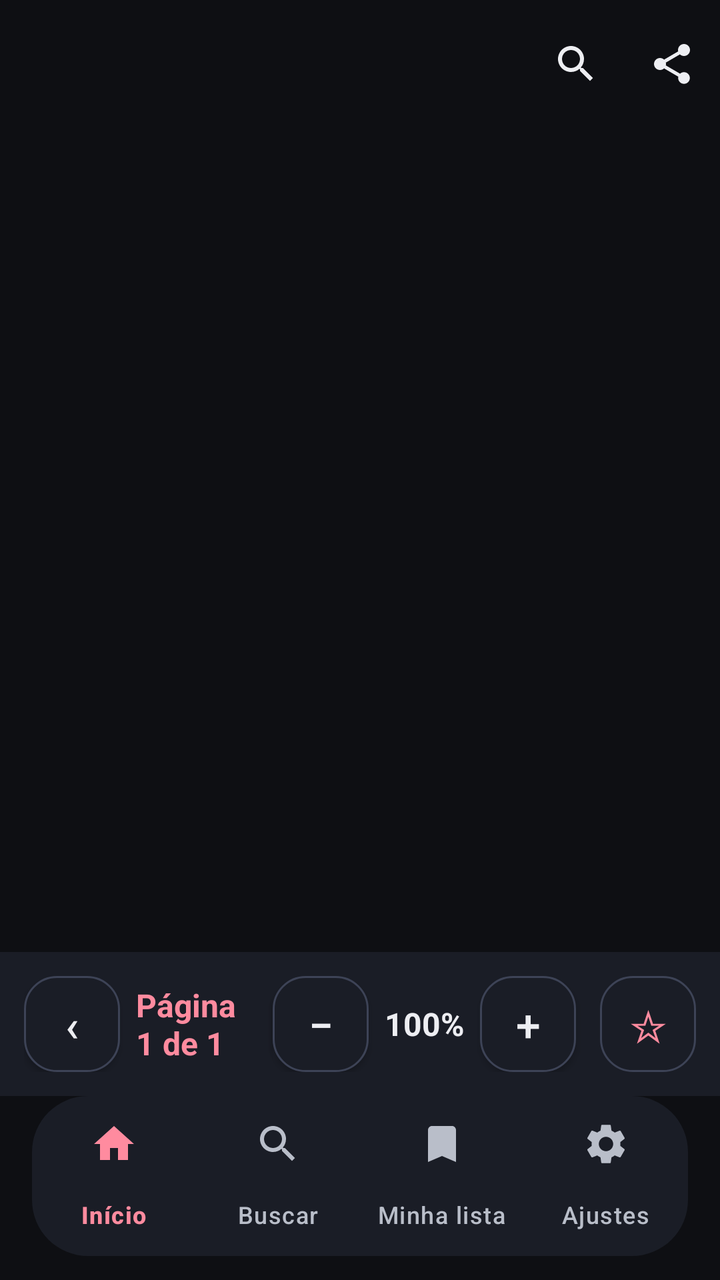
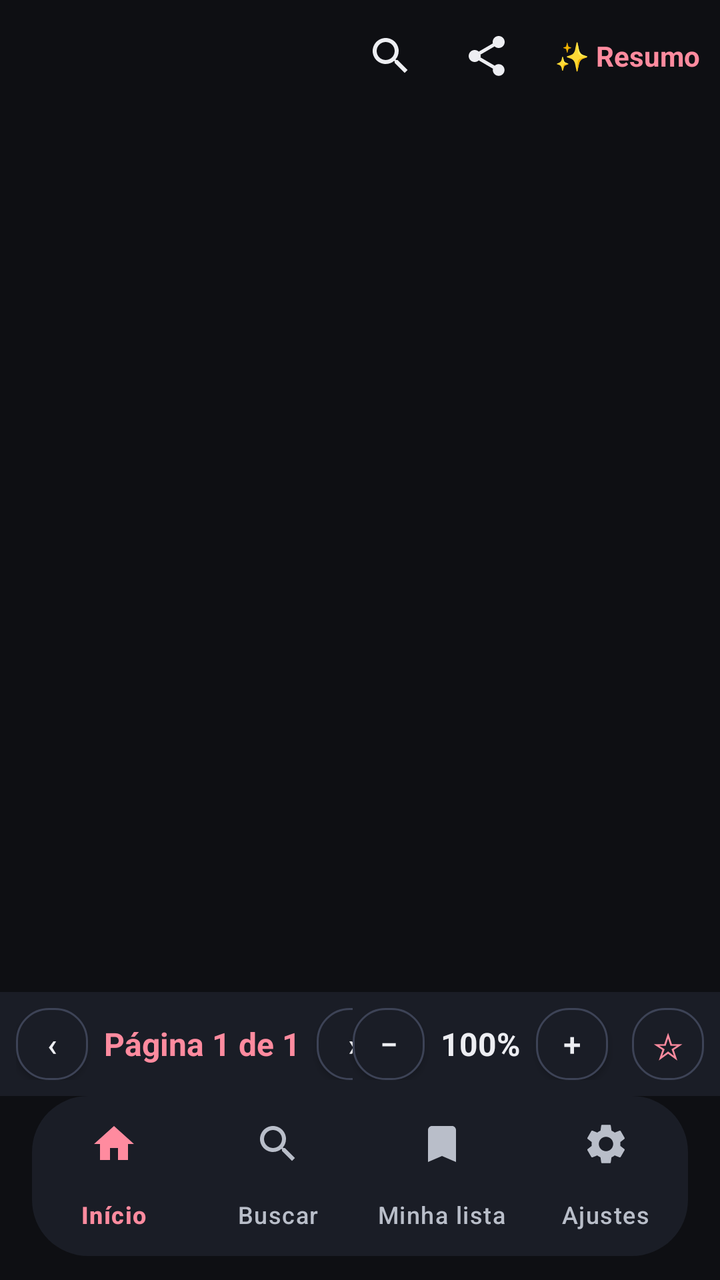

Screens rendered from an Android XML layout before and after an edit, with the pre-edit source and the edit as a unified diff.
<!-- AndroidManifest.xml: application theme Theme.Meggy -->
<!-- res/layout/activity_pdf_reader.xml -->
<?xml version="1.0" encoding="utf-8"?>
<LinearLayout xmlns:android="http://schemas.android.com/apk/res/android"
    xmlns:app="http://schemas.android.com/apk/res-auto"
    android:layout_width="match_parent"
    android:layout_height="match_parent"
    android:background="@color/md_background"
    android:orientation="vertical">

    <com.google.android.material.appbar.MaterialToolbar
        android:id="@+id/toolbar"
        android:layout_width="match_parent"
        android:layout_height="64dp"
        android:background="@color/md_background"
        android:elevation="0dp"
        app:navigationIconTint="@color/md_primary"
        app:titleTextAppearance="@style/TextAppearance.Material3.TitleLarge"
        app:titleTextColor="@color/md_on_surface">

        <LinearLayout
            android:layout_width="wrap_content"
            android:layout_height="match_parent"
            android:layout_gravity="end"
            android:gravity="center_vertical"
            android:orientation="horizontal">

            <ImageView
                android:id="@+id/btnSearch"
                android:layout_width="48dp"
                android:layout_height="48dp"
                android:clickable="true"
                android:contentDescription="Buscar no texto"
                android:focusable="true"
                android:padding="12dp"
                android:src="@drawable/ic_search"
                android:tint="@color/md_on_surface" />

            <ImageView
                android:id="@+id/btnShare"
                android:layout_width="48dp"
                android:layout_height="48dp"
                android:clickable="true"
                android:contentDescription="Compartilhar"
                android:focusable="true"
                android:padding="12dp"
                android:src="@drawable/ic_share"
                android:tint="@color/md_on_surface" />
        </LinearLayout>
    </com.google.android.material.appbar.MaterialToolbar>

    
    <LinearLayout
        android:id="@+id/searchBar"
        android:layout_width="match_parent"
        android:layout_height="wrap_content"
        android:gravity="center_vertical"
        android:orientation="horizontal"
        android:paddingHorizontal="@dimen/content_margin"
        android:paddingVertical="@dimen/spacing_sm"
        android:visibility="gone">

        <com.google.android.material.textfield.TextInputLayout
            android:layout_width="0dp"
            android:layout_height="wrap_content"
            android:layout_weight="1"
            app:boxBackgroundColor="@color/md_surface_container"
            app:boxCornerRadiusTopStart="28dp"
            app:boxCornerRadiusTopEnd="28dp"
            app:boxCornerRadiusBottomStart="28dp"
            app:boxCornerRadiusBottomEnd="28dp"
            app:boxStrokeWidth="0dp">

            <com.google.android.material.textfield.TextInputEditText
                android:id="@+id/searchInput"
                android:layout_width="match_parent"
                android:layout_height="wrap_content"
                android:hint="Buscar no texto…"
                android:imeOptions="actionSearch"
                android:inputType="text"
                android:textColor="@color/md_on_surface"
                android:textColorHint="@color/md_on_surface_variant"
                android:textSize="@dimen/text_card_subtitle" />
        </com.google.android.material.textfield.TextInputLayout>

        <TextView
            android:id="@+id/searchCount"
            android:layout_width="wrap_content"
            android:layout_height="wrap_content"
            android:layout_marginStart="@dimen/spacing_sm"
            android:textColor="@color/md_on_surface_variant"
            android:textSize="@dimen/text_card_subtitle" />

        <androidx.appcompat.widget.AppCompatButton
            android:id="@+id/btnSearchPrev"
            android:layout_width="48dp"
            android:layout_height="48dp"
            android:background="@drawable/chip_outline"
            android:focusable="true"
            android:text="‹"
            android:textColor="@color/md_on_surface"
            android:textSize="20sp" />

        <androidx.appcompat.widget.AppCompatButton
            android:id="@+id/btnSearchNext"
            android:layout_width="48dp"
            android:layout_height="48dp"
            android:layout_marginStart="@dimen/spacing_xs"
            android:background="@drawable/chip_outline"
            android:focusable="true"
            android:text="›"
            android:textColor="@color/md_on_surface"
            android:textSize="20sp" />
    </LinearLayout>

    
    <HorizontalScrollView
        android:id="@+id/pageScrollH"
        android:layout_width="match_parent"
        android:layout_height="0dp"
        android:layout_weight="1"
        android:fillViewport="true"
        android:focusable="true"
        android:scrollbars="none">

        <ScrollView
            android:id="@+id/pageScrollV"
            android:layout_width="wrap_content"
            android:layout_height="match_parent"
            android:fillViewport="true"
            android:focusable="true"
            android:scrollbars="none">

            <FrameLayout
                android:layout_width="wrap_content"
                android:layout_height="wrap_content"
                android:padding="@dimen/spacing_lg">

                <com.google.android.material.card.MaterialCardView
                    android:layout_width="wrap_content"
                    android:layout_height="wrap_content"
                    app:cardCornerRadius="@dimen/radius_md"
                    app:cardElevation="@dimen/elevation_3"
                    app:cardBackgroundColor="@android:color/white">

                    <ImageView
                        android:id="@+id/pageImage"
                        android:layout_width="wrap_content"
                        android:layout_height="wrap_content"
                        android:contentDescription="Página do PDF" />
                </com.google.android.material.card.MaterialCardView>

                <ProgressBar
                    android:id="@+id/loadingView"
                    android:layout_width="wrap_content"
                    android:layout_height="wrap_content"
                    android:layout_gravity="center"
                    android:visibility="gone" />

                <TextView
                    android:id="@+id/errorView"
                    android:layout_width="wrap_content"
                    android:layout_height="wrap_content"
                    android:layout_gravity="center"
                    android:gravity="center"
                    android:textColor="@color/md_on_surface_variant"
                    android:textSize="@dimen/text_detail_body"
                    android:visibility="gone" />
            </FrameLayout>
        </ScrollView>
    </HorizontalScrollView>

    
    <LinearLayout
        android:layout_width="match_parent"
        android:layout_height="wrap_content"
        android:background="@color/md_surface_container"
        android:gravity="center_vertical"
        android:orientation="horizontal"
        android:padding="@dimen/spacing_md">

        <LinearLayout
            android:layout_width="0dp"
            android:layout_height="wrap_content"
            android:layout_weight="1"
            android:gravity="center_vertical"
            android:orientation="horizontal">

            <androidx.appcompat.widget.AppCompatButton
                android:id="@+id/btnPrevPage"
                android:layout_width="48dp"
                android:layout_height="48dp"
                android:background="@drawable/chip_outline"
                android:focusable="true"
                android:text="‹"
                android:textColor="@color/md_on_surface"
                android:textSize="22sp" />

            <TextView
                android:id="@+id/pageLabel"
                android:layout_width="wrap_content"
                android:layout_height="wrap_content"
                android:layout_marginHorizontal="@dimen/spacing_sm"
                android:clickable="true"
                android:focusable="true"
                android:text="Página 1 de 1"
                android:textColor="@color/md_primary"
                android:textSize="@dimen/text_card_title"
                android:textStyle="bold" />

            <androidx.appcompat.widget.AppCompatButton
                android:id="@+id/btnNextPage"
                android:layout_width="48dp"
                android:layout_height="48dp"
                android:background="@drawable/chip_outline"
                android:focusable="true"
                android:text="›"
                android:textColor="@color/md_on_surface"
                android:textSize="22sp" />
        </LinearLayout>

        <androidx.appcompat.widget.AppCompatButton
            android:id="@+id/btnZoomOut"
            android:layout_width="48dp"
            android:layout_height="48dp"
            android:background="@drawable/chip_outline"
            android:focusable="true"
            android:text="−"
            android:textColor="@color/md_on_surface"
            android:textSize="22sp" />

        <TextView
            android:id="@+id/zoomLabel"
            android:layout_width="wrap_content"
            android:layout_height="wrap_content"
            android:layout_marginHorizontal="@dimen/spacing_sm"
            android:text="100%"
            android:textColor="@color/md_on_surface"
            android:textSize="@dimen/text_card_title"
            android:textStyle="bold" />

        <androidx.appcompat.widget.AppCompatButton
            android:id="@+id/btnZoomIn"
            android:layout_width="48dp"
            android:layout_height="48dp"
            android:background="@drawable/chip_outline"
            android:focusable="true"
            android:text="+"
            android:textColor="@color/md_on_surface"
            android:textSize="22sp" />

        <TextView
            android:id="@+id/btnBookmark"
            android:layout_width="48dp"
            android:layout_height="48dp"
            android:layout_marginStart="@dimen/spacing_md"
            android:background="@drawable/chip_outline"
            android:clickable="true"
            android:focusable="true"
            android:gravity="center"
            android:text="☆"
            android:textColor="@color/md_primary"
            android:textSize="22sp" />
    </LinearLayout>

    
    <com.google.android.material.bottomnavigation.BottomNavigationView
        android:id="@+id/bottomNav"
        android:layout_width="match_parent"
        android:layout_height="wrap_content"
        android:layout_marginHorizontal="@dimen/content_margin"
        android:layout_marginBottom="@dimen/spacing_md"
        android:background="@drawable/nav_bar_background"
        android:elevation="@dimen/elevation_3"
        app:itemActiveIndicatorStyle="@style/NavIndicatorPill"
        app:itemIconTint="@color/bottom_nav_item_color"
        app:itemTextColor="@color/bottom_nav_item_color"
        app:labelVisibilityMode="labeled"
        app:menu="@menu/bottom_nav_menu" />
</LinearLayout>
<!-- resources referenced by this layout -->
<resources>
  <color name="md_background">#FF0E0F13</color>
  <color name="md_on_surface">#FFEDEEF2</color>
  <color name="md_on_surface_variant">#FFB9BEC9</color>
  <color name="md_primary">#FFFF8B9F</color>
  <color name="md_surface_container">#FF1A1D26</color>
  <dimen name="content_margin">16dp</dimen>
  <dimen name="elevation_3">3dp</dimen>
  <dimen name="radius_md">12dp</dimen>
  <dimen name="spacing_lg">16dp</dimen>
  <dimen name="spacing_md">12dp</dimen>
  <dimen name="spacing_sm">8dp</dimen>
  <dimen name="spacing_xs">4dp</dimen>
  <dimen name="text_card_subtitle">14sp</dimen>
  <dimen name="text_card_title">16sp</dimen>
  <dimen name="text_detail_body">16sp</dimen>
  <!-- drawable chip_outline (drawable) -->
  <?xml version="1.0" encoding="utf-8"?>
  <shape xmlns:android="http://schemas.android.com/apk/res/android"
      android:shape="rectangle">
      <corners android:radius="16dp" />
      <solid android:color="@color/md_surface_container" />
      <stroke
          android:width="1dp"
          android:color="@color/md_outline" />
  </shape>
  <!-- drawable ic_search (drawable) -->
  <?xml version="1.0" encoding="utf-8"?>
  <vector xmlns:android="http://schemas.android.com/apk/res/android"
      android:width="24dp"
      android:height="24dp"
      android:viewportWidth="24"
      android:viewportHeight="24"
      android:tint="?attr/colorControlNormal">
      <path
          android:fillColor="@android:color/white"
          android:pathData="M15.5,14h-0.79l-0.28,-0.27C15.41,12.59 16,11.11 16,9.5 16,5.91 13.09,3 9.5,3S3,5.91 3,9.5 5.91,16 9.5,16c1.61,0 3.09,-0.59 4.23,-1.57l0.27,0.28v0.79l5,4.99L20.49,19l-4.99,-5zm-6,0C7.01,14 5,11.99 5,9.5S7.01,5 9.5,5 14,7.01 14,9.5 11.99,14 9.5,14z" />
  </vector>
  <!-- drawable nav_bar_background (drawable) -->
  <?xml version="1.0" encoding="utf-8"?>
  <shape xmlns:android="http://schemas.android.com/apk/res/android"
      android:shape="rectangle">
      <corners android:radius="28dp" />
      <solid android:color="@color/md_surface_container" />
  </shape>
  <style name="NavIndicatorPill" parent="Widget.Material3.BottomNavigationView.ActiveIndicator">
          <item name="android:background">@drawable/nav_indicator_pill</item>
      </style>
  <color name="md_outline">#FF3D4356</color>
  <!-- drawable nav_indicator_pill (drawable) -->
  <?xml version="1.0" encoding="utf-8"?>
  <shape xmlns:android="http://schemas.android.com/apk/res/android"
      android:shape="rectangle">
      <corners android:radius="@dimen/radius_pill" />
      <solid android:color="@color/hero_badge_bg" />
  </shape>
  <color name="md_on_primary">#FF2A0A13</color>
  <color name="md_primary_container">#FF3A2029</color>
  <color name="md_on_primary_container">#FFFFD9E0</color>
  <color name="md_secondary">#FFB3A6B0</color>
  <color name="md_on_secondary">#FF221A20</color>
  <color name="md_secondary_container">#FF2B2530</color>
  <color name="md_on_secondary_container">#FFE8DDE6</color>
  <color name="md_surface">#FF14161C</color>
  <color name="md_surface_variant">#FF1E212B</color>
  <color name="md_on_background">#FFEDEEF2</color>
  <color name="md_outline_variant">#FF262A36</color>
  <color name="md_error">#FFCF6679</color>
  <color name="md_on_error">#FF600014</color>
  <style name="Widget.Meggy.CardView" parent="Widget.Material3.CardView.Filled">
          <item name="cardBackgroundColor">@color/md_surface_container</item>
          <item name="cardCornerRadius">20dp</item>
          <item name="cardElevation">2dp</item>
          <item name="contentPadding">0dp</item>
          <item name="strokeWidth">0dp</item>
      </style>
  <dimen name="radius_pill">64dp</dimen>
  <color name="hero_badge_bg">#1FFF8B9F</color>
  <!-- unchanged entries left out for length: 2 -->
</resources>

<!-- the commit's change to res/layout/activity_pdf_reader.xml (unified diff, before → after) -->
@@ -9,7 +9,7 @@
     <com.google.android.material.appbar.MaterialToolbar
         android:id="@+id/toolbar"
         android:layout_width="match_parent"
-        android:layout_height="64dp"
+        android:layout_height="56dp"
         android:background="@color/md_background"
         android:elevation="0dp"
         app:navigationIconTint="@color/md_primary"
@@ -44,6 +44,21 @@
                 android:padding="12dp"
                 android:src="@drawable/ic_share"
                 android:tint="@color/md_on_surface" />
+
+            
+            <TextView
+                android:id="@+id/btnSummary"
+                android:layout_width="wrap_content"
+                android:layout_height="48dp"
+                android:clickable="true"
+                android:contentDescription="Gerar resumo com a Meggy"
+                android:focusable="true"
+                android:gravity="center"
+                android:paddingHorizontal="10dp"
+                android:text="✨ Resumo"
+                android:textColor="@color/md_primary"
+                android:textSize="14sp"
+                android:textStyle="bold" />
         </LinearLayout>
     </com.google.android.material.appbar.MaterialToolbar>
 
@@ -91,82 +106,56 @@
 
         <androidx.appcompat.widget.AppCompatButton
             android:id="@+id/btnSearchPrev"
-            android:layout_width="48dp"
-            android:layout_height="48dp"
+            android:layout_width="36dp"
+            android:layout_height="36dp"
             android:background="@drawable/chip_outline"
             android:focusable="true"
             android:text="‹"
             android:textColor="@color/md_on_surface"
-            android:textSize="20sp" />
+            android:textSize="16sp" />
 
         <androidx.appcompat.widget.AppCompatButton
             android:id="@+id/btnSearchNext"
-            android:layout_width="48dp"
-            android:layout_height="48dp"
+            android:layout_width="36dp"
+            android:layout_height="36dp"
             android:layout_marginStart="@dimen/spacing_xs"
             android:background="@drawable/chip_outline"
             android:focusable="true"
             android:text="›"
             android:textColor="@color/md_on_surface"
-            android:textSize="20sp" />
+            android:textSize="16sp" />
     </LinearLayout>
 
     
-    <HorizontalScrollView
-        android:id="@+id/pageScrollH"
+    <FrameLayout
         android:layout_width="match_parent"
         android:layout_height="0dp"
-        android:layout_weight="1"
-        android:fillViewport="true"
-        android:focusable="true"
-        android:scrollbars="none">
-
-        <ScrollView
-            android:id="@+id/pageScrollV"
-            android:layout_width="wrap_content"
+        android:layout_weight="1">
+
+        <androidx.recyclerview.widget.RecyclerView
+            android:id="@+id/pdfPages"
+            android:layout_width="match_parent"
             android:layout_height="match_parent"
-            android:fillViewport="true"
-            android:focusable="true"
-            android:scrollbars="none">
-
-            <FrameLayout
-                android:layout_width="wrap_content"
-                android:layout_height="wrap_content"
-                android:padding="@dimen/spacing_lg">
-
-                <com.google.android.material.card.MaterialCardView
-                    android:layout_width="wrap_content"
-                    android:layout_height="wrap_content"
-                    app:cardCornerRadius="@dimen/radius_md"
-                    app:cardElevation="@dimen/elevation_3"
-                    app:cardBackgroundColor="@android:color/white">
-
-                    <ImageView
-                        android:id="@+id/pageImage"
-                        android:layout_width="wrap_content"
-                        android:layout_height="wrap_content"
-                        android:contentDescription="Página do PDF" />
-                </com.google.android.material.card.MaterialCardView>
-
-                <ProgressBar
-                    android:id="@+id/loadingView"
-                    android:layout_width="wrap_content"
-                    android:layout_height="wrap_content"
-                    android:layout_gravity="center"
-                    android:visibility="gone" />
-
-                <TextView
-                    android:id="@+id/errorView"
-                    android:layout_width="wrap_content"
-                    android:layout_height="wrap_content"
-                    android:layout_gravity="center"
-                    android:gravity="center"
-                    android:textColor="@color/md_on_surface_variant"
-                    android:textSize="@dimen/text_detail_body"
-                    android:visibility="gone" />
-            </FrameLayout>
-        </ScrollView>
-    </HorizontalScrollView>
+            android:focusable="true"
+            android:scrollbars="vertical" />
+
+        <ProgressBar
+            android:id="@+id/loadingView"
+            android:layout_width="wrap_content"
+            android:layout_height="wrap_content"
+            android:layout_gravity="center"
+            android:visibility="gone" />
+
+        <TextView
+            android:id="@+id/errorView"
+            android:layout_width="wrap_content"
+            android:layout_height="wrap_content"
+            android:layout_gravity="center"
+            android:gravity="center"
+            android:textColor="@color/md_on_surface_variant"
+            android:textSize="@dimen/text_detail_body"
+            android:visibility="gone" />
+    </FrameLayout>
 
     
     <LinearLayout
@@ -175,7 +164,7 @@
         android:background="@color/md_surface_container"
         android:gravity="center_vertical"
         android:orientation="horizontal"
-        android:padding="@dimen/spacing_md">
+        android:padding="@dimen/spacing_sm">
 
         <LinearLayout
             android:layout_width="0dp"
@@ -186,13 +175,13 @@
 
             <androidx.appcompat.widget.AppCompatButton
                 android:id="@+id/btnPrevPage"
-                android:layout_width="48dp"
-                android:layout_height="48dp"
+                android:layout_width="36dp"
+                android:layout_height="36dp"
                 android:background="@drawable/chip_outline"
                 android:focusable="true"
                 android:text="‹"
                 android:textColor="@color/md_on_surface"
-                android:textSize="22sp" />
+                android:textSize="16sp" />
 
             <TextView
                 android:id="@+id/pageLabel"
@@ -208,24 +197,24 @@
 
             <androidx.appcompat.widget.AppCompatButton
                 android:id="@+id/btnNextPage"
-                android:layout_width="48dp"
-                android:layout_height="48dp"
+                android:layout_width="36dp"
+                android:layout_height="36dp"
                 android:background="@drawable/chip_outline"
                 android:focusable="true"
                 android:text="›"
                 android:textColor="@color/md_on_surface"
-                android:textSize="22sp" />
+                android:textSize="16sp" />
         </LinearLayout>
 
         <androidx.appcompat.widget.AppCompatButton
             android:id="@+id/btnZoomOut"
-            android:layout_width="48dp"
-            android:layout_height="48dp"
+            android:layout_width="36dp"
+            android:layout_height="36dp"
             android:background="@drawable/chip_outline"
             android:focusable="true"
             android:text="−"
             android:textColor="@color/md_on_surface"
-            android:textSize="22sp" />
+            android:textSize="16sp" />
 
         <TextView
             android:id="@+id/zoomLabel"
@@ -239,18 +228,18 @@
 
         <androidx.appcompat.widget.AppCompatButton
             android:id="@+id/btnZoomIn"
-            android:layout_width="48dp"
-            android:layout_height="48dp"
+            android:layout_width="36dp"
+            android:layout_height="36dp"
             android:background="@drawable/chip_outline"
             android:focusable="true"
             android:text="+"
             android:textColor="@color/md_on_surface"
-            android:textSize="22sp" />
+            android:textSize="16sp" />
 
         <TextView
             android:id="@+id/btnBookmark"
-            android:layout_width="48dp"
-            android:layout_height="48dp"
+            android:layout_width="36dp"
+            android:layout_height="36dp"
             android:layout_marginStart="@dimen/spacing_md"
             android:background="@drawable/chip_outline"
             android:clickable="true"
@@ -258,7 +247,7 @@
             android:gravity="center"
             android:text="☆"
             android:textColor="@color/md_primary"
-            android:textSize="22sp" />
+            android:textSize="18sp" />
     </LinearLayout>
 
     
<!-- resource entries referenced after the edit -->
@@ -7,8 +7,6 @@
   <color name="md_surface_container">#FF1A1D26</color>
   <dimen name="content_margin">16dp</dimen>
   <dimen name="elevation_3">3dp</dimen>
-  <dimen name="radius_md">12dp</dimen>
-  <dimen name="spacing_lg">16dp</dimen>
   <dimen name="spacing_md">12dp</dimen>
   <dimen name="spacing_sm">8dp</dimen>
   <dimen name="spacing_xs">4dp</dimen>
